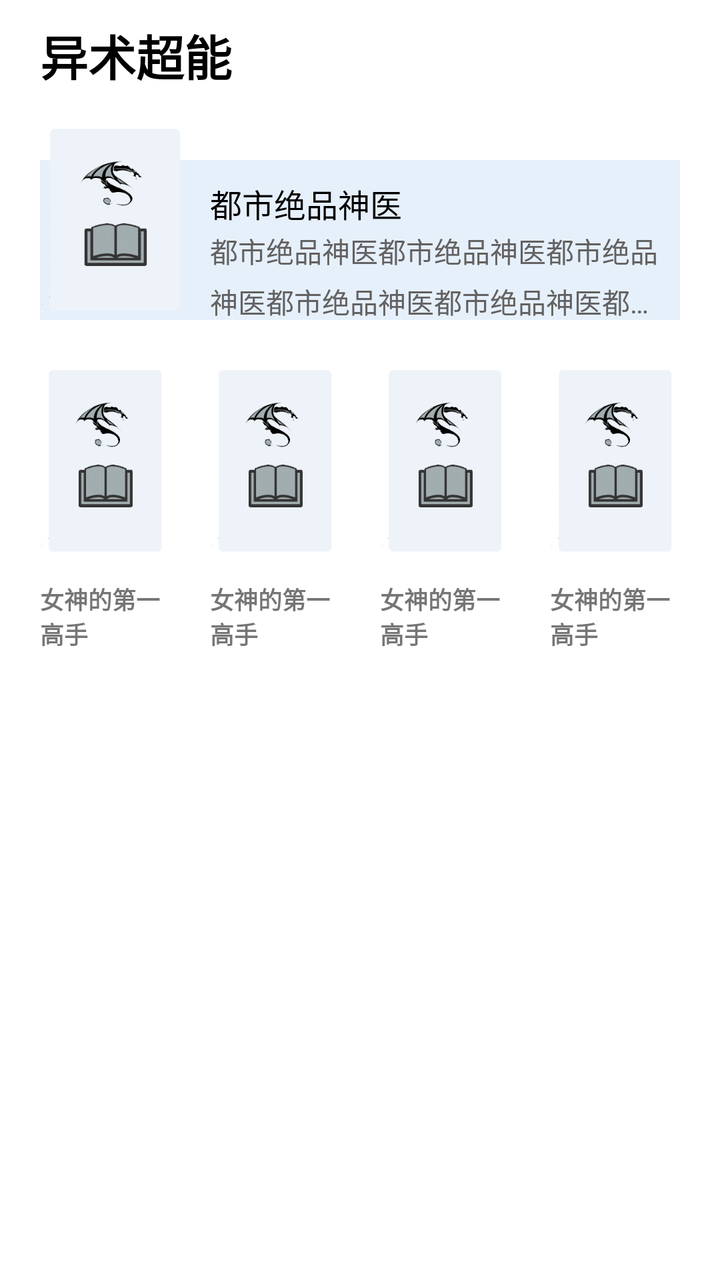
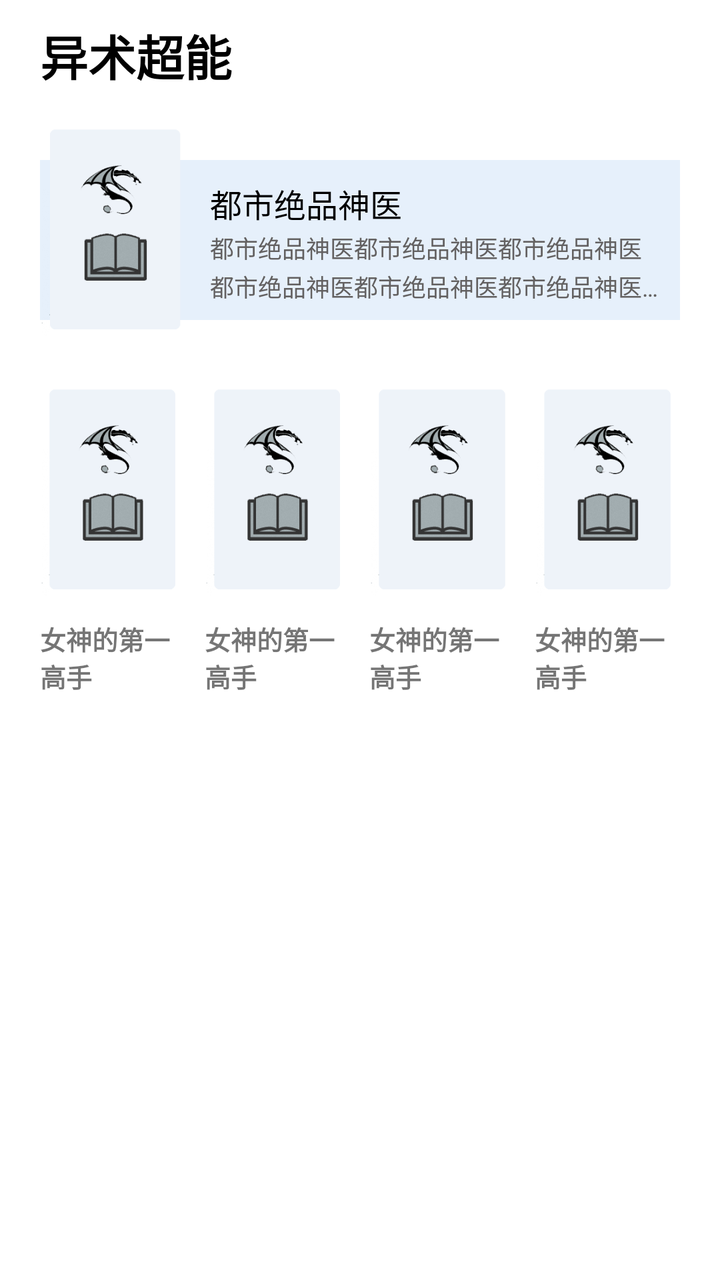

An Android layout rendered at two revisions. The XML below is the earlier revision; the diff shows what the commit changed to produce the second picture.
<!-- AndroidManifest.xml: application theme AppTheme -->
<!-- res/layout/mian_fragment_recycle_item.xml -->
<?xml version="1.0" encoding="utf-8"?>
<LinearLayout xmlns:android="http://schemas.android.com/apk/res/android"
    android:layout_width="match_parent"
    android:layout_height="wrap_content"
    android:background="@color/colorWhite"
    android:fitsSystemWindows="true"
    android:orientation="vertical">

    <FrameLayout
        android:layout_width="match_parent"
        android:layout_height="wrap_content"
        android:layout_marginLeft="20dp"
        android:layout_marginTop="10dp">

        <TextView
            android:id="@+id/cardTitle"
            android:layout_width="wrap_content"
            android:layout_height="wrap_content"
            android:text="异术超能"

            android:textColor="@color/black"
            android:textSize="24dp"
            android:textStyle="bold" />

        <FrameLayout
            android:layout_width="wrap_content"
            android:layout_height="wrap_content"
            android:layout_marginTop="50dp"
            android:layout_marginRight="20dp">

            <View
                android:id="@+id/cardBackground"
                android:layout_width="match_parent"
                android:layout_height="80dp"
                android:layout_marginTop="20dp"
                android:background="#e6f0fb" />

            <TextView
                android:id="@+id/cardBookName"
                android:layout_width="wrap_content"
                android:layout_height="wrap_content"
                android:layout_marginLeft="85dp"
                android:layout_marginTop="30dp"
                android:text="都市绝品神医"
                android:textColor="@color/black"
                android:textSize="16dp" />

            <TextView
                android:id="@+id/cardBookbref"
                android:layout_width="wrap_content"
                android:layout_height="wrap_content"
                android:layout_marginLeft="85dp"
                android:layout_marginTop="55dp"
                android:layout_marginRight="10dp"
                android:ellipsize="end"
                android:lineSpacingExtra="5dp"
                android:maxLines="2"
                android:text="都市绝品神医都市绝品神医都市绝品神医都市绝品神医都市绝品神医都市绝品神医都市绝品神医都市绝品神医都市绝品神医都市绝品神医都市绝品神医都市绝品神医都市绝品神医都市绝品神医"
                android:textColor="#636161"
                android:textSize="14dp" />

            <ImageView
                android:id="@+id/cardTitleImage"
                android:layout_width="75dp"
                android:layout_height="100dp"
                android:background="@drawable/img_cover_default_circle_1" />

        </FrameLayout>
    </FrameLayout>

    <LinearLayout
        android:layout_width="match_parent"
        android:layout_height="wrap_content"
        android:layout_marginTop="20dp"
        android:orientation="horizontal"
        android:paddingLeft="20dp"
        android:paddingRight="20dp">

        <LinearLayout
            android:layout_width="0dp"
            android:layout_height="wrap_content"
            android:layout_weight="1"
            android:orientation="vertical">

            <ImageView
                android:id="@+id/cardFristImage"
                android:layout_width="wrap_content"
                android:layout_height="100dp"
                android:background="@drawable/img_cover_default_circle_1" />

            <TextView
                android:id="@+id/cardFristText"
                android:layout_width="wrap_content"
                android:layout_height="wrap_content"
                android:layout_marginTop="10dp"
                android:ellipsize="end"
                android:maxLines="2"
                android:text="女神的第一高手"
                android:textSize="12dp"
                android:textStyle="bold" />
        </LinearLayout>

        <LinearLayout
            android:layout_width="0dp"
            android:layout_height="wrap_content"
            android:layout_marginLeft="20dp"
            android:layout_weight="1"
            android:orientation="vertical">

            <ImageView
                android:id="@+id/cardTowImage"
                android:layout_width="wrap_content"
                android:layout_height="100dp"
                android:background="@drawable/img_cover_default_circle_1" />

            <TextView
                android:id="@+id/cardTowText"
                android:layout_width="wrap_content"
                android:layout_height="wrap_content"
                android:layout_marginTop="10dp"
                android:ellipsize="end"
                android:maxLines="2"
                android:text="女神的第一高手"
                android:textSize="12dp"
                android:textStyle="bold" />
        </LinearLayout>

        <LinearLayout
            android:layout_width="0dp"
            android:layout_height="wrap_content"
            android:layout_marginLeft="20dp"
            android:layout_weight="1"

            android:orientation="vertical">

            <ImageView
                android:id="@+id/cardThreeImage"

                android:layout_width="wrap_content"
                android:layout_height="100dp"
                android:background="@drawable/img_cover_default_circle_1" />

            <TextView
                android:id="@+id/cardThreeText"
                android:layout_width="wrap_content"
                android:layout_height="wrap_content"
                android:layout_marginTop="10dp"
                android:ellipsize="end"
                android:maxLines="2"
                android:text="女神的第一高手"
                android:textSize="12dp"
                android:textStyle="bold" />
        </LinearLayout>

        <LinearLayout
            android:layout_width="0dp"
            android:layout_height="wrap_content"
            android:layout_marginLeft="20dp"

            android:layout_weight="1"
            android:orientation="vertical">

            <ImageView
                android:id="@+id/cardFourImage"

                android:layout_width="wrap_content"
                android:layout_height="100dp"
                android:background="@drawable/img_cover_default_circle_1" />

            <TextView
                android:id="@+id/cardFourText"
                android:layout_width="wrap_content"
                android:layout_height="wrap_content"
                android:layout_marginTop="10dp"
                android:ellipsize="end"
                android:maxLines="2"
                android:text="女神的第一高手"
                android:textSize="12dp"
                android:textStyle="bold" />
        </LinearLayout>

    </LinearLayout>
</LinearLayout>
<!-- resources referenced by this layout -->
<resources>
  <color name="black">#000000</color>
  <color name="colorWhite">#FFFFFFFF</color>
  <!-- drawable img_cover_default_circle_1: png bitmap (drawable-xxhdpi, 13499 bytes) -->
  <style name="AppTheme" parent="Theme.AppCompat.Light.NoActionBar">
          
          <item name="colorPrimary">@color/colorPrimary</item>
          <item name="colorPrimaryDark">@color/white</item>
          <item name="colorAccent">@color/colorAccent</item>
          <item name="android:windowNoTitle">true</item>
          <item name="colorControlNormal">@color/blackOverlay</item>
          <item name="colorControlActivated">@color/abc_search_url_text_normal</item>
          <item name="android:windowFullscreen">true</item>
          <item name="android:windowIsTranslucent">true</item>
          <item name="android:windowTranslucentStatus">true</item>
          <item name="android:windowTranslucentNavigation">true</item>
      </style>
  <color name="colorPrimary">#ff3f51b5</color>
  <color name="white">#ffffffff</color>
  <color name="colorAccent">#ffff4081</color>
  <color name="blackOverlay">#66000000</color>
  <color name="abc_search_url_text_normal">#ff7fa87f</color>
</resources>

<!-- the commit's change to res/layout/mian_fragment_recycle_item.xml (unified diff, before → after) -->
@@ -17,12 +17,12 @@
             android:layout_width="wrap_content"
             android:layout_height="wrap_content"
             android:text="异术超能"
-
             android:textColor="@color/black"
             android:textSize="24dp"
             android:textStyle="bold" />
 
         <FrameLayout
+            android:id="@+id/cardLayout"
             android:layout_width="wrap_content"
             android:layout_height="wrap_content"
             android:layout_marginTop="50dp"
@@ -53,16 +53,16 @@
                 android:layout_marginTop="55dp"
                 android:layout_marginRight="10dp"
                 android:ellipsize="end"
-                android:lineSpacingExtra="5dp"
+                android:lineSpacingExtra="2dp"
                 android:maxLines="2"
                 android:text="都市绝品神医都市绝品神医都市绝品神医都市绝品神医都市绝品神医都市绝品神医都市绝品神医都市绝品神医都市绝品神医都市绝品神医都市绝品神医都市绝品神医都市绝品神医都市绝品神医"
                 android:textColor="#636161"
-                android:textSize="14dp" />
+                android:textSize="12dp" />
 
             <ImageView
                 android:id="@+id/cardTitleImage"
                 android:layout_width="75dp"
-                android:layout_height="100dp"
+                android:layout_height="110dp"
                 android:background="@drawable/img_cover_default_circle_1" />
 
         </FrameLayout>
@@ -77,6 +77,7 @@
         android:paddingRight="20dp">
 
         <LinearLayout
+            android:id="@+id/FirstLayout"
             android:layout_width="0dp"
             android:layout_height="wrap_content"
             android:layout_weight="1"
@@ -85,7 +86,7 @@
             <ImageView
                 android:id="@+id/cardFristImage"
                 android:layout_width="wrap_content"
-                android:layout_height="100dp"
+                android:layout_height="110dp"
                 android:background="@drawable/img_cover_default_circle_1" />
 
             <TextView
@@ -96,21 +97,22 @@
                 android:ellipsize="end"
                 android:maxLines="2"
                 android:text="女神的第一高手"
-                android:textSize="12dp"
+                android:textSize="13dp"
                 android:textStyle="bold" />
         </LinearLayout>
 
         <LinearLayout
+            android:id="@+id/TowLayout"
             android:layout_width="0dp"
             android:layout_height="wrap_content"
-            android:layout_marginLeft="20dp"
+            android:layout_marginLeft="10dp"
             android:layout_weight="1"
             android:orientation="vertical">
 
             <ImageView
                 android:id="@+id/cardTowImage"
                 android:layout_width="wrap_content"
-                android:layout_height="100dp"
+                android:layout_height="110dp"
                 android:background="@drawable/img_cover_default_circle_1" />
 
             <TextView
@@ -121,14 +123,15 @@
                 android:ellipsize="end"
                 android:maxLines="2"
                 android:text="女神的第一高手"
-                android:textSize="12dp"
+                android:textSize="13dp"
                 android:textStyle="bold" />
         </LinearLayout>
 
         <LinearLayout
+            android:id="@+id/ThreeLayout"
             android:layout_width="0dp"
             android:layout_height="wrap_content"
-            android:layout_marginLeft="20dp"
+            android:layout_marginLeft="10dp"
             android:layout_weight="1"
 
             android:orientation="vertical">
@@ -137,7 +140,7 @@
                 android:id="@+id/cardThreeImage"
 
                 android:layout_width="wrap_content"
-                android:layout_height="100dp"
+                android:layout_height="110dp"
                 android:background="@drawable/img_cover_default_circle_1" />
 
             <TextView
@@ -148,14 +151,15 @@
                 android:ellipsize="end"
                 android:maxLines="2"
                 android:text="女神的第一高手"
-                android:textSize="12dp"
+                android:textSize="13dp"
                 android:textStyle="bold" />
         </LinearLayout>
 
         <LinearLayout
+            android:id="@+id/FourLayout"
             android:layout_width="0dp"
             android:layout_height="wrap_content"
-            android:layout_marginLeft="20dp"
+            android:layout_marginLeft="10dp"
 
             android:layout_weight="1"
             android:orientation="vertical">
@@ -164,7 +168,7 @@
                 android:id="@+id/cardFourImage"
 
                 android:layout_width="wrap_content"
-                android:layout_height="100dp"
+                android:layout_height="110dp"
                 android:background="@drawable/img_cover_default_circle_1" />
 
             <TextView
@@ -175,7 +179,7 @@
                 android:ellipsize="end"
                 android:maxLines="2"
                 android:text="女神的第一高手"
-                android:textSize="12dp"
+                android:textSize="13dp"
                 android:textStyle="bold" />
         </LinearLayout>
 
